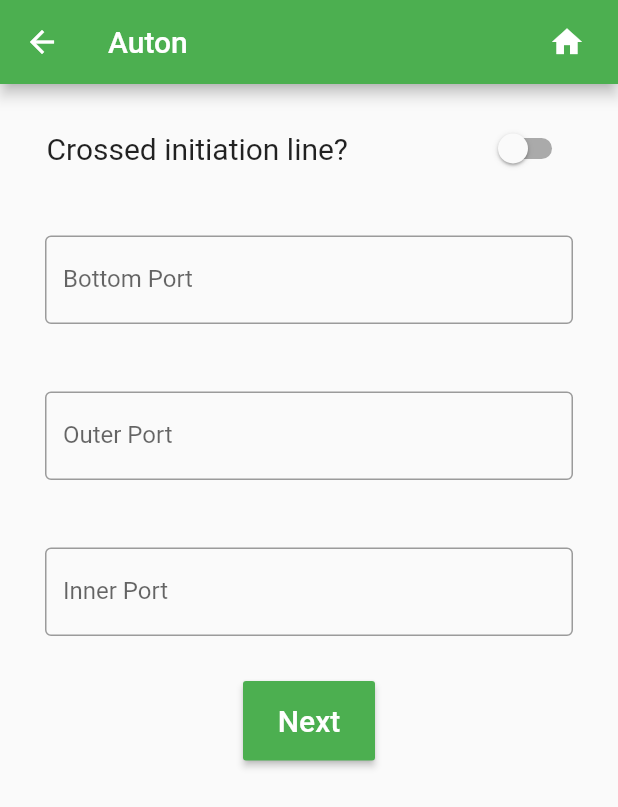
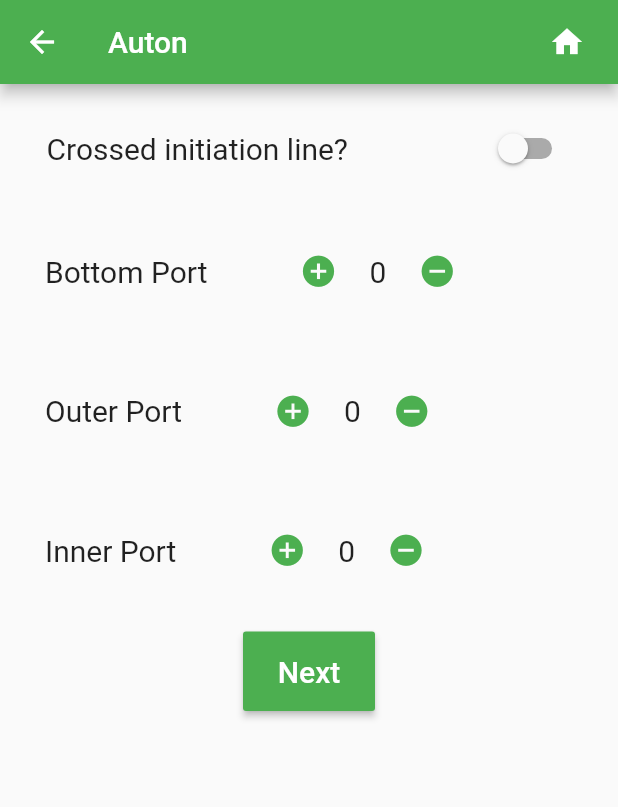
Before and after one commit to 670Mustangs/MustangApp, a Flutter app: the screen it shows after launch, item 3 of the bottom bar chosen, after a tap on "Match Scouting", on a phone screen of 412 x 824 dp. Shown: the top 807 px of the screen. Run offline on Flutter 3.47's test engine with Material 2 defaults, Android fonts, the phone set to English and light mode, and no system bars; our stand-ins replace cloud_firestore, flutter_colorpicker, flutter_speed_dial, table_calendar; accounts and stored records are empty.

Commit message:
counter implemented for match scouting

```diff
--- a/mustang_app/lib/autonscouting.dart
+++ b/mustang_app/lib/autonscouting.dart
@@ -1,4 +1,5 @@
 import 'package:flutter/material.dart';
+import 'package:mustang_app/counter.dart';
 
 import './header.dart';
 import './teleopscouting.dart';
@@ -20,15 +21,16 @@ class AutonScouter extends StatefulWidget {
 
 class _AutonScouterState extends State<AutonScouter> {
   String _teamNumber, _matchNumber;
-  TextEditingController _bottomPortController = TextEditingController();
-  TextEditingController _outerPortController = TextEditingController();
-  TextEditingController _innerPortController = TextEditingController();
+  Counter _bottomPortController = Counter('Bottom Port');
+  Counter _outerPortController = Counter("Outer Port");
+  Counter _innerPortController;
   bool _crossedInitiationLine = false;
   DatabaseOperations db = new DatabaseOperations();
 
   _AutonScouterState(teamNumber, matchNumber) {
     _teamNumber = teamNumber;
     _matchNumber = matchNumber;
+    _innerPortController = Counter('Inner Port');
   }
   @override
   Widget build(BuildContext context) {
@@ -57,42 +59,24 @@ class _AutonScouterState extends State<AutonScouter> {
               Container(
                 padding:
                     EdgeInsets.only(left: 30, right: 30, top: 15, bottom: 30),
-                child: TextField(
-                  controller: _bottomPortController,
-                  decoration: InputDecoration(
-                    labelText: 'Bottom Port',
-                    border: OutlineInputBorder(),
-                  ),
-                ),
+                child: _bottomPortController,
               ),
               Container(
                 padding:
                     EdgeInsets.only(left: 30, right: 30, top: 15, bottom: 30),
-                child: TextField(
-                  controller: _outerPortController,
-                  decoration: InputDecoration(
-                    labelText: 'Outer Port',
-                    border: OutlineInputBorder(),
-                  ),
-                ),
+                child: _outerPortController,
               ),
               Container(
                 padding:
                     EdgeInsets.only(left: 30, right: 30, top: 15, bottom: 30),
-                child: TextField(
-                  controller: _innerPortController,
-                  decoration: InputDecoration(
-                    labelText: 'Inner Port',
-                    border: OutlineInputBorder(),
-                  ),
-                ),
+                child: _innerPortController,
               ),
               RaisedButton(
                 onPressed: () {
                   db.updateMatchDataAuton(_teamNumber, _matchNumber,
-                      innerPort: int.parse(_innerPortController.text),
-                      outerPort: int.parse(_outerPortController.text),
-                      bottomPort: int.parse(_bottomPortController.text),
+                      innerPort: _innerPortController.count,
+                      outerPort: _outerPortController.count,
+                      bottomPort: _bottomPortController.count,
                       crossedLine: _crossedInitiationLine);
                   Navigator.push(
                       context,
--- a/mustang_app/lib/counter.dart
+++ b/mustang_app/lib/counter.dart
@@ -1,12 +1,31 @@
 import 'package:flutter/material.dart';
 
 class Counter extends StatefulWidget {
+
+  _CounterState lol;
+  String _text;
+  Counter(String text) {
+    _text = text;
+    lol = new _CounterState(_text);
+  }
+  int get count {
+    return lol.count;
+  }
+
   @override
-  _CounterState createState() => _CounterState();
+  _CounterState createState() {
+    lol = new _CounterState(_text);
+    return lol;
+  }
 }
 
 class _CounterState extends State<Counter> {
   int _count = 0;
+  String _text;
+
+  _CounterState(String text) {
+    _text = text;
+  }
 
   int get count {
     return _count;
@@ -33,8 +52,8 @@ class _CounterState extends State<Counter> {
             Container(
               padding: EdgeInsets.only(right: 50),
               child: new Text(
-                'Example',
-                style: new TextStyle(fontSize: 30.0),
+                _text,
+                style: new TextStyle(fontSize: 20.0),
               ),
             ),
             new IconButton(
@@ -42,14 +61,14 @@ class _CounterState extends State<Counter> {
               color: Colors.green,
               icon: new Icon(
                 Icons.add_circle,
-                size: 35,
+                size: 25,
               ),
             ),
             Container(
               padding: EdgeInsets.only(left: 10, right: 10),
               child: new Text(
                 '$_count',
-                style: new TextStyle(fontSize: 30.0),
+                style: new TextStyle(fontSize: 20.0),
               ),
             ),
             new IconButton(
@@ -57,7 +76,7 @@ class _CounterState extends State<Counter> {
               onPressed: minus,
               icon: new Icon(
                 Icons.remove_circle,
-                size: 35,
+                size: 25,
               ),
             ),
           ],
--- a/mustang_app/lib/pitscouting.dart
+++ b/mustang_app/lib/pitscouting.dart
@@ -37,7 +37,7 @@ class _PitScouterState extends State<PitScouter> {
             Container(
               padding:
                   EdgeInsets.only(left: 30, right: 30, top: 15, bottom: 30),
-              child: Counter(),
+              child: Counter("Example"),
             ),
             RaisedButton(
               onPressed: () {
```
Also changed, not shown: mustang_app/lib/endgamescouting.dart (+13 -38 lines), mustang_app/lib/matchendscouting.dart (+4 -9 lines), mustang_app/lib/teleopscouting.dart (+11 -29 lines).
